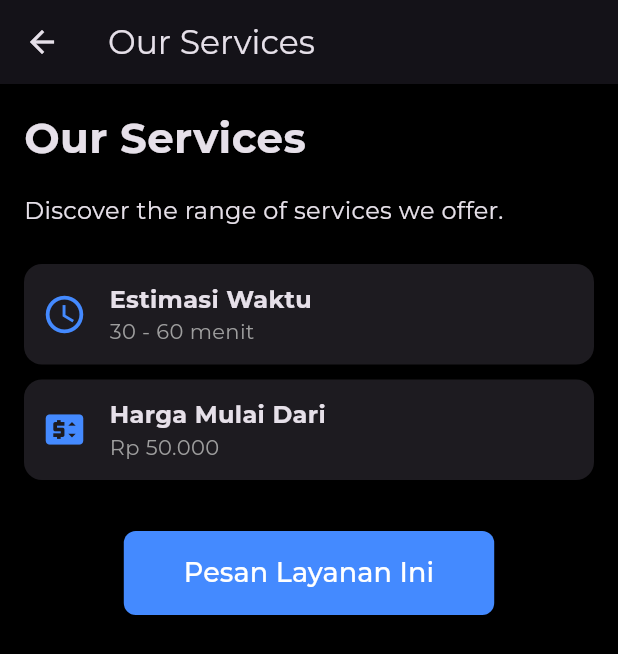
After one commit to Kelompok2-S3/Beta_Project, a Flutter app: the ServiceDetailScreen2 screen opened directly, on a phone screen of 412 x 824 dp. The commit adds this screen. Shown: the top 654 px of the screen. Run offline on Flutter 3.47's test engine with Material 3 defaults, Android fonts, the phone set to English and light mode, and no system bars; our stand-ins replace flutter_animate, google_fonts, video_player.

Commit message:
update 2.0

```diff
--- a/lib/main.dart
+++ b/lib/main.dart
@@ -1,6 +1,6 @@
 import 'package:flutter/material.dart';
 import 'package:google_fonts/google_fonts.dart';
-import 'screens/home_screen.dart';
+import 'screens/video_splash_screen.dart'; // Import splash screen
 
 void main() {
   runApp(const MyApp());
@@ -14,13 +14,13 @@
     final ThemeData darkTheme = ThemeData.dark();
 
     return MaterialApp(
-      title: 'Brand Showcase', // Generic title
+      title: 'Brand Showcase',
       debugShowCheckedModeBanner: false,
       theme: darkTheme.copyWith(
         textTheme: GoogleFonts.montserratTextTheme(darkTheme.textTheme),
         scaffoldBackgroundColor: Colors.black,
       ),
-      home: const HomeScreen(), // Use the new home screen
+      home: const VideoSplashScreen(), // Set splash screen sebagai home
     );
   }
 }
--- /dev/null
+++ b/lib/screens/service_detail_screen_2.dart
@@ -0,0 +1,113 @@
+import 'package:flutter/material.dart';
+
+class ServiceDetailScreen2 extends StatelessWidget {
+  final String serviceTitle;
+  final String serviceDescription;
+
+  const ServiceDetailScreen2({
+    super.key,
+    required this.serviceTitle,
+    required this.serviceDescription,
+  });
+
+  @override
+  Widget build(BuildContext context) {
+    return Scaffold(
+      appBar: AppBar(
+        title: Text(serviceTitle),
+      ),
+      body: SingleChildScrollView(
+        padding: const EdgeInsets.all(16.0),
+        child: Column(
+          crossAxisAlignment: CrossAxisAlignment.start,
+          children: [
+            Text(
+              serviceTitle,
+              style: const TextStyle(
+                fontSize: 28,
+                fontWeight: FontWeight.bold,
+              ),
+            ),
+            const SizedBox(height: 16),
+            Text(
+              serviceDescription,
+              style: const TextStyle(
+                fontSize: 16,
+                height: 1.5,
+              ),
+            ),
+            const SizedBox(height: 24),
+            // You can add more widgets here for additional details
+            _buildInfoCard(
+              icon: Icons.access_time,
+              title: 'Estimasi Waktu',
+              subtitle: '30 - 60 menit',
+            ),
+            _buildInfoCard(
+              icon: Icons.price_change,
+              title: 'Harga Mulai Dari',
+              subtitle: 'Rp 50.000',
+            ),
+            const SizedBox(height: 24),
+            Center(
+              child: ElevatedButton(
+                onPressed: () {
+                  // Aksi ketika tombol ditekan
+                  ScaffoldMessenger.of(context).showSnackBar(
+                    const SnackBar(content: Text('Pesan Layanan Ditekan!')),
+                  );
+                },
+                style: ElevatedButton.styleFrom(
+                  padding: const EdgeInsets.symmetric(horizontal: 40, vertical: 15),
+                  backgroundColor: Colors.blueAccent,
+                  shape: RoundedRectangleBorder(
+                    borderRadius: BorderRadius.circular(8),
+                  ),
+                ),
+                child: const Text(
+                  'Pesan Layanan Ini',
+                  style: TextStyle(fontSize: 18, color: Colors.white),
+                ),
+              ),
+            ),
+          ],
+        ),
+      ),
+    );
+  }
+
+  Widget _buildInfoCard({required IconData icon, required String title, required String subtitle}) {
+    return Card(
+      margin: const EdgeInsets.only(bottom: 10),
+      elevation: 2,
+      child: Padding(
+        padding: const EdgeInsets.all(12.0),
+        child: Row(
+          children: [
+            Icon(icon, color: Colors.blueAccent, size: 30),
+            const SizedBox(width: 15),
+            Column(
+              crossAxisAlignment: CrossAxisAlignment.start,
+              children: [
+                Text(
+                  title,
+                  style: const TextStyle(
+                    fontSize: 16,
+                    fontWeight: FontWeight.bold,
+                  ),
+                ),
+                Text(
+                  subtitle,
+                  style: const TextStyle(
+                    fontSize: 14,
+                    color: Colors.grey,
+                  ),
+                ),
+              ],
+            ),
+          ],
+        ),
+      ),
+    );
+  }
+}
--- a/lib/widgets/app_header.dart
+++ b/lib/widgets/app_header.dart
@@ -1,6 +1,7 @@
 
 import 'dart:ui';
 import 'package:beta_project/screens/about_us_screen.dart';
+import 'package:beta_project/screens/service_detail_screen_2.dart';
 import 'package:flutter/material.dart';
 import 'package:flutter_animate/flutter_animate.dart';
 
@@ -70,6 +71,19 @@
       );
     }
 
+    // Function to navigate to the Services screen
+    void navigateToServices() {
+      Navigator.push(
+        context,
+        MaterialPageRoute(
+          builder: (context) => const ServiceDetailScreen2(
+            serviceTitle: 'Our Services',
+            serviceDescription: 'Discover the range of services we offer.',
+          ),
+        ),
+      );
+    }
+
     return AppBar(
       backgroundColor: Colors.transparent,
       elevation: 0,
@@ -107,7 +121,7 @@
                 Row(
                   children: [
                     _buildNavButton('Products'),
-                    _buildNavButton('Services'),
+                    _buildNavButton('Services', onPressed: navigateToServices),
                     _buildNavButton('About', onPressed: navigateToAbout),
                     menuButton,
                   ],
--- a/pubspec.yaml
+++ b/pubspec.yaml
@@ -13,6 +13,7 @@
   flutter_animate: ^4.5.0
   url_launcher: ^6.2.5
   video_player: ^2.8.6
+  chewie: ^1.7.5 # Ditambahkan
   google_fonts: ^6.2.1
   intl: ^0.19.0 # Added for number formatting
   dio: ^5.9.0
```
Also changed, not shown: lib/screens/home_screen.dart (+12 -11 lines), lib/screens/service_detail_screen.dart (added, +167 -0 lines), lib/screens/video_splash_screen.dart (added, +41 -0 lines), lib/widgets/app_menu.dart (+21 -23 lines), lib/widgets/promo_section.dart (+16 -6 lines), assets/images/utility/Ghost.png (added), pubspec.lock, 2 other files.
